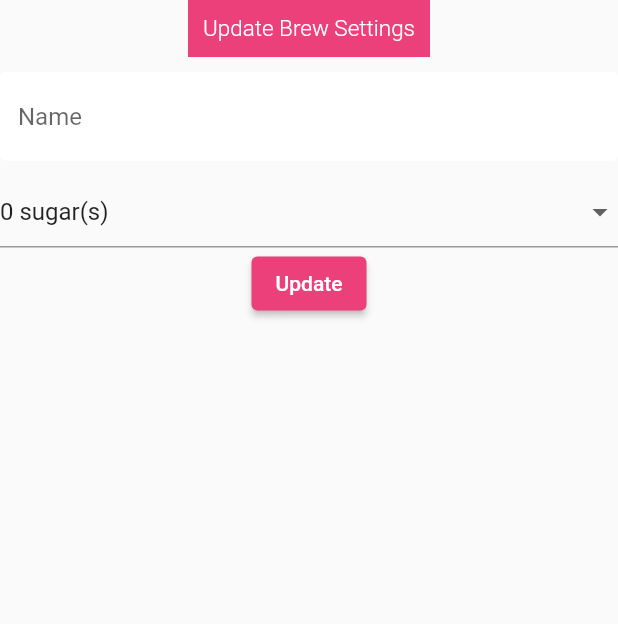
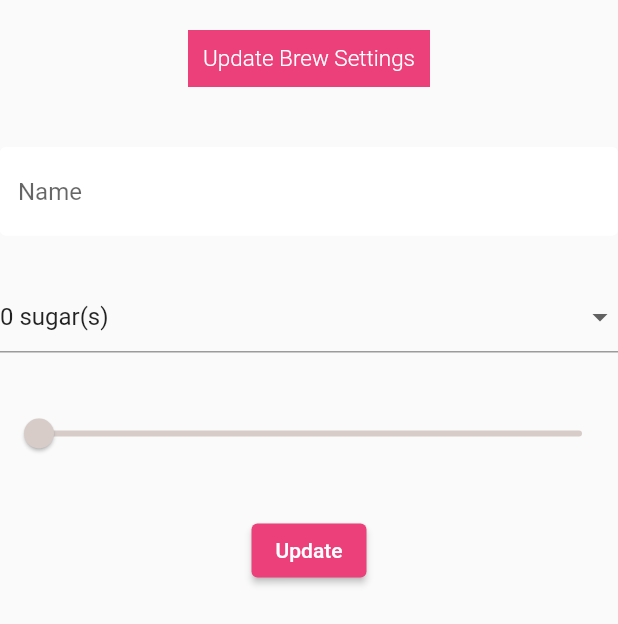
Before and after one commit to rimjhimsinghh/flutter-project, a Flutter app: the SettingsForm widget shown alone on an empty page, opened directly, on a phone screen of 412 x 824 dp. Shown: the top 624 px of the screen. Run offline on Flutter 3.47's test engine with Material 2 defaults, Android fonts, the phone set to English and light mode, and no system bars; our stand-ins replace cloud_firestore, firebase_auth, flutter_spinkit; accounts and stored records are empty.

```diff
--- a/lib/screens/home/settings_form.dart
+++ b/lib/screens/home/settings_form.dart
@@ -21,6 +21,7 @@ class _SettingsFormState extends State<SettingsForm> {
         key: _formKey,
         child: Column(
           children: [
+            SizedBox(height: 20.0),
             Container(
               color: Colors.pink[400],
               padding: EdgeInsets.symmetric(horizontal: 10.0, vertical: 10.0),
@@ -32,14 +33,14 @@ class _SettingsFormState extends State<SettingsForm> {
                     fontWeight: FontWeight.w300),
               ),
             ),
-            SizedBox(height: 10.0),
+            SizedBox(height: 40.0),
             TextFormField(
               decoration: textInputDecoration.copyWith(hintText: 'Name'),
               validator: (val) => val.isEmpty ? 'Please enter a name' : null,
               onChanged: (val) => setState(() => _currentName = val),
             ),
             SizedBox(
-              height: 10.0,
+              height: 30.0,
             ),
             //dropdown
             DropdownButtonFormField(
@@ -53,7 +54,24 @@ class _SettingsFormState extends State<SettingsForm> {
               onChanged: (val) => setState(() => _currentSugars = val),
             ),
             //list of dropdown menu items widgets
+
+            SizedBox(
+              height: 30.0,
+            ),
             //slider
+            Slider(
+              value: (_currentStrength ?? 100).toDouble(),
+              activeColor: Colors.brown[_currentStrength ?? 100],
+              inactiveColor: Colors.brown[100],
+              min: 100.0,
+              max: 900.0,
+              divisions: 8,
+              onChanged: (val) =>
+                  setState(() => _currentStrength = val.round()),
+            ),
+            SizedBox(
+              height: 30.0,
+            ),
             //Button
             ElevatedButton(
                 style: ButtonStyle(
@@ -67,7 +85,8 @@ class _SettingsFormState extends State<SettingsForm> {
                 child: Text(
                   'Update',
                   style: TextStyle(color: Colors.white),
-                ))
+                )),
+            SizedBox(height: 40.0),
           ],
         ),
       ),
```
